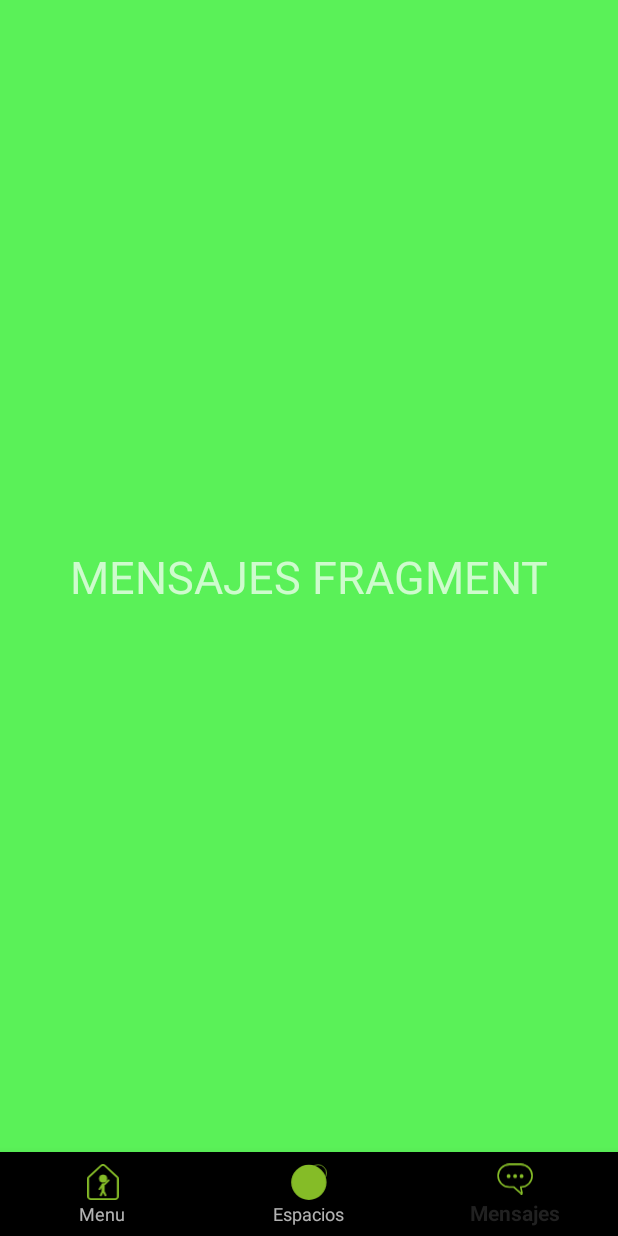
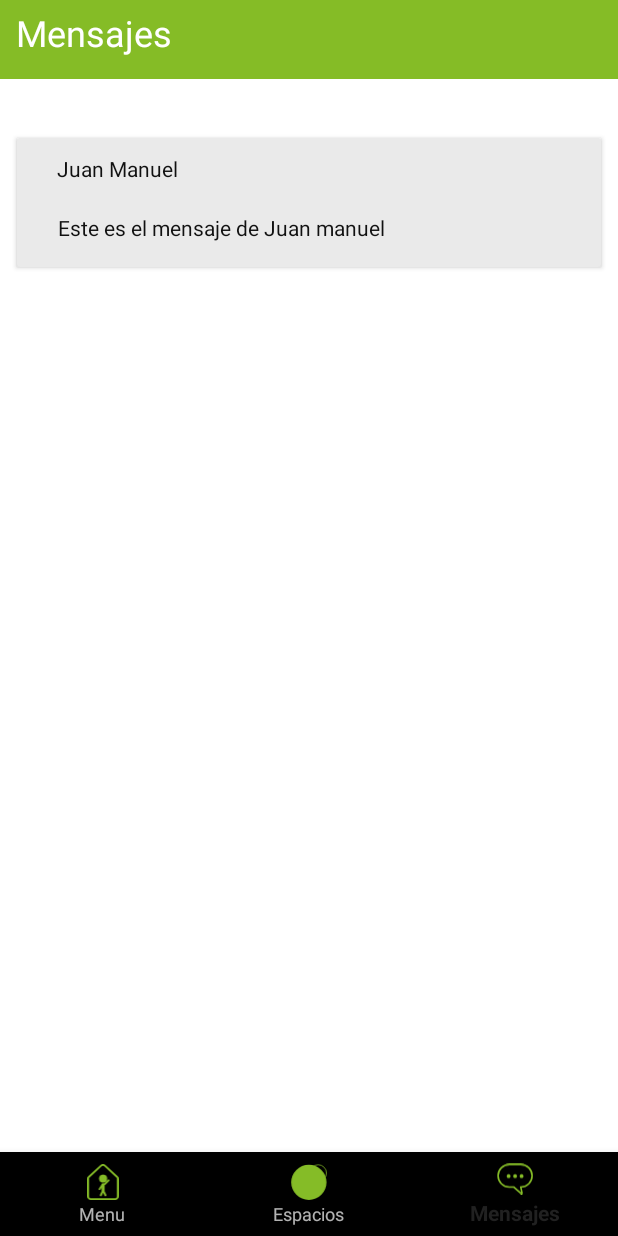
Before and after one commit to FernandoMG81/comuni, an Android app: the HomeFragment screen opened directly, with no data from a screen before it, item 3 of the bottom bar chosen, on a phone screen of 412 x 824 dp. Run offline under Robolectric (Android 15) with nearby library versions, the phone set to English and light mode, and no system bars.

Commit message:
Headers
Updateo con los headers asi tenemos el mismo formato para las pantallas.

```diff
--- a/app/src/main/res/layout/fragment_messages.xml
+++ b/app/src/main/res/layout/fragment_messages.xml
@@ -2,23 +2,72 @@
 <androidx.constraintlayout.widget.ConstraintLayout xmlns:android="http://schemas.android.com/apk/res/android"
     xmlns:app="http://schemas.android.com/apk/res-auto"
     xmlns:tools="http://schemas.android.com/tools"
-    android:layout_width="match_parent"
+    android:layout_width="wrap_content"
     android:layout_height="match_parent"
-    android:background="#5af158"
+    android:background="#fff"
     tools:context=".Fragments.MainFragment">
 
 
-    <TextView
-        android:id="@+id/textViewMensaje"
-        android:layout_width="wrap_content"
-        android:layout_height="wrap_content"
-        android:layout_centerInParent="true"
-        android:layout_centerVertical="true"
-        android:text="MENSAJES FRAGMENT"
-        android:textSize="30dp"
-        app:layout_constraintBottom_toBottomOf="parent"
+    <EditText
+        android:id="@+id/editText"
+        android:layout_width="412dp"
+        android:layout_height="62dp"
+        android:layout_marginTop="-10dp"
+        android:background="@color/colorPrimary"
+        android:ems="10"
+        android:inputType="textPersonName"
+        android:paddingLeft="16px"
+        android:paddingTop="16px"
+        android:paddingRight="16px"
+        android:paddingBottom="16px"
+        android:text="@string/mensajeHeader"
+        android:textSize="24sp"
         app:layout_constraintEnd_toEndOf="parent"
+        app:layout_constraintHorizontal_bias="0.01"
         app:layout_constraintStart_toStartOf="parent"
         app:layout_constraintTop_toTopOf="parent" />
 
+    <androidx.cardview.widget.CardView
+        android:layout_width="389dp"
+        android:layout_height="86dp"
+        android:layout_marginTop="40dp"
+        app:cardBackgroundColor="#eaeaea"
+        app:cardPreventCornerOverlap="false"
+        app:cardUseCompatPadding="false"
+        app:layout_constraintEnd_toEndOf="parent"
+        app:layout_constraintStart_toStartOf="parent"
+        app:layout_constraintTop_toBottomOf="@+id/editText">
+
+        <androidx.constraintlayout.widget.ConstraintLayout
+            android:layout_width="match_parent"
+            android:layout_height="match_parent">
+
+            <TextView
+                android:id="@+id/textView3"
+                android:layout_width="wrap_content"
+                android:layout_height="wrap_content"
+                android:text="Juan Manuel"
+                android:textColor="#111111"
+                app:layout_constraintBottom_toTopOf="@+id/textView4"
+                app:layout_constraintEnd_toEndOf="parent"
+                app:layout_constraintHorizontal_bias="0.087"
+                app:layout_constraintStart_toStartOf="parent"
+                app:layout_constraintTop_toTopOf="parent"
+                app:layout_constraintVertical_bias="0.352" />
+
+            <TextView
+                android:id="@+id/textView4"
+                android:layout_width="338dp"
+                android:layout_height="20dp"
+                android:layout_marginBottom="16dp"
+                android:text="Este es el mensaje de Juan manuel"
+                android:textColor="#111111"
+                app:layout_constraintBottom_toBottomOf="parent"
+                app:layout_constraintEnd_toEndOf="parent"
+                app:layout_constraintHorizontal_bias="0.529"
+                app:layout_constraintStart_toStartOf="parent" />
+        </androidx.constraintlayout.widget.ConstraintLayout>
+
+    </androidx.cardview.widget.CardView>
+
 </androidx.constraintlayout.widget.ConstraintLayout>
--- a/app/src/main/res/values/colors.xml
+++ b/app/src/main/res/values/colors.xml
@@ -1,6 +1,6 @@
 <?xml version="1.0" encoding="utf-8"?>
 <resources>
-    <color name="colorPrimary">#008577</color>
+    <color name="colorPrimary">#85BC26</color>
     <color name="colorPrimaryDark">#00574B</color>
     <color name="colorAccent">#D81B60</color>
 </resources>
--- a/app/src/main/res/values/strings.xml
+++ b/app/src/main/res/values/strings.xml
@@ -4,6 +4,10 @@
     <string name="usuario">Usuario</string>
     <string name="ingresar">ingresar</string>
     <string name="textview">TextView</string>
+    <string name="comuniHeader">Comuni</string>
+    <string name="espaciosHeader">Espacios</string>
+    <string name="mensajeHeader">Mensajes</string>
+
 
     <!-- TODO: Remove or change this placeholder text -->
     <string name="hello_blank_fragment">Hello blank fragment</string>
```
Also changed, not shown: app/src/main/res/layout/fragment_home.xml (+19 -0 lines), app/src/main/res/layout/fragment_places.xml (+19 -0 lines).
